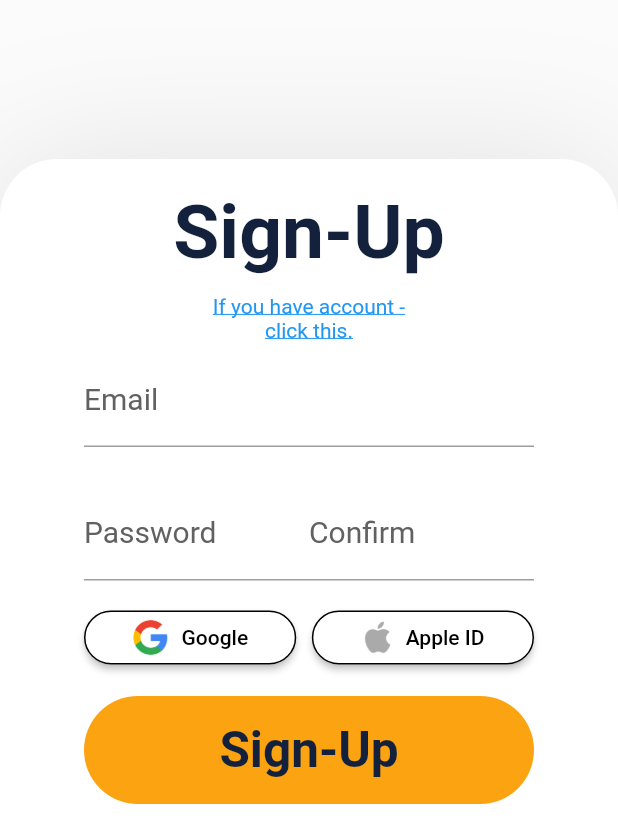
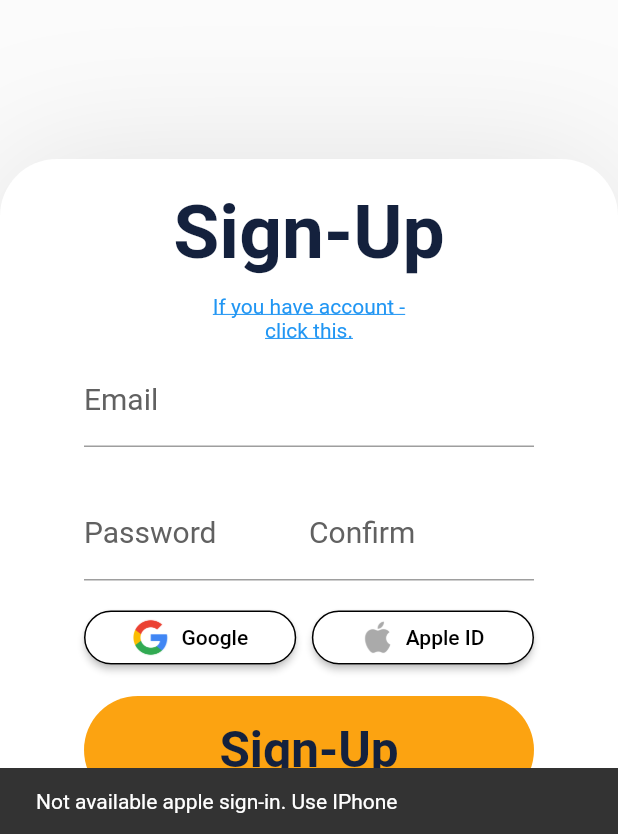
Before and after one commit to FussuChalice/remi-flutter-app, a Flutter app: the SignUpPage screen opened directly, after a tap on "Apple ID", on a phone screen of 412 x 824 dp, the part 402-1236 px from its top. Run offline on Flutter 3.47's test engine with Material 2 defaults, Android fonts, the phone set to English and light mode, and no system bars; our stand-ins replace firebase_auth, firebase_core, google_sign_in; missing offline and left inert: the_apple_sign_in; accounts and stored records are empty.

Commit message:
Added Apple Sign In method. Worked on IOS13+

```diff
--- a/lib/cdt/authorization.dart
+++ b/lib/cdt/authorization.dart
@@ -1,6 +1,14 @@
+import 'dart:io';
+
 import 'package:firebase_auth/firebase_auth.dart';
+import 'package:flutter/services.dart';
+import 'package:flutter/widgets.dart';
 import 'dart:async';
 import 'package:google_sign_in/google_sign_in.dart';
+import 'package:remi/cdt/font_settings.dart';
+import 'package:remi/cdt/user_print.dart';
+import 'package:the_apple_sign_in/the_apple_sign_in.dart';
+
 
 
 /// # Authorization
@@ -8,10 +16,15 @@ import 'package:google_sign_in/google_sign_in.dart';
 /// Created for quick auth with Firebase, check password and email on correct writing.
 class Authorization {
   final int normalPasswordLength = 8;
-  // bool _GoogleSignInCatcher = false;
+  bool AppleIDAccess = false;
+
+  BuildContext _context;
 
   final FirebaseAuth _auth = FirebaseAuth.instance;
   final GoogleSignIn _googleSignIn = GoogleSignIn();
+
+  // Get BuildContext for correct logging to user screen
+  Authorization(BuildContext this._context);
 
 
   /// Check [password] resemblance with [confirm password].
@@ -95,4 +108,100 @@ class Authorization {
 
   // for signOut
   Future<void> googleSignOut() => _googleSignIn.disconnect();
+
+  // Future<User> signInWithApple({List<Scope> scopes = const []}) async {
+  //   // perform the sign-in request
+  //   final result = await TheAppleSignIn.performRequests([AppleIdRequest(requestedScopes: scopes)]);
+  //
+  //   // check the result
+  //   switch (result.status) {
+  //     case AuthorizationStatus.authorized:
+  //       final appleIDCredential = result.credential!;
+  //       final oAuthProvider = OAuthProvider('apple.com');
+  //       final credential = oAuthProvider.credential(
+  //         idToken: String.fromCharCodes(appleIDCredential.identityToken!),
+  //         accessToken:
+  //           String.fromCharCodes(appleIDCredential.authorizationCode!),
+  //       );
+  //
+  //       final userCredential = await _auth.signInWithCredential(credential);
+  //       final firebaseUser = userCredential.user!;
+  //       if (scopes.contains(Scope.fullName)) {
+  //         final userFullName = appleIDCredential.fullName;
+  //         if (userFullName != null && userFullName.givenName != null && userFullName.familyName != null) {
+  //           final displayName = '${userFullName.givenName} ${userFullName.familyName}';
+  //
+  //           await firebaseUser.updateDisplayName(displayName);
+  //         }
+  //       }
+  //       return firebaseUser;
+  //
+  //     case AuthorizationStatus.error:
+  //       displayOnScreen(Text(result.error.toString()), this._context);
+  //       throw PlatformException(
+  //         code: 'ERROR_AUTHORIZATION_DENIED',
+  //         message: result.error.toString(),
+  //       );
+  //
+  //     case AuthorizationStatus.cancelled:
+  //       displayOnScreen(Text('Sign in aborted by user'), this._context);
+  //       throw PlatformException(
+  //         code: 'ERROR_ABORTED_BY_USER',
+  //         message: 'Sign in aborted by user',
+  //       );
+  //
+  //     default:
+  //       throw UnimplementedError();
+  //   }
+  // }
+
+  // More information: https://pub.dev/packages/the_apple_sign_in
+  // https://github.com/tomgilder/flutter_apple_sign_in/issues/10
+  Future<UserCredential> signInWithApple() async {
+    // check available of apple sign-in
+    if (!await TheAppleSignIn.isAvailable()) {
+      displayOnScreen(Text('Not available apple sign-in. Use IPhone'), this._context);
+      throw PlatformException(code: 'NOT_AVAILABLE_APPLE_SIGN_IN');
+    } else {
+      try {
+
+        final AuthorizationResult result = await TheAppleSignIn.performRequests([
+            AppleIdRequest(requestedScopes: [Scope.email, Scope.fullName])
+        ]);
+
+        switch (result.status) {
+          case AuthorizationStatus.authorized:
+            final appleIdCredential = result.credential!;
+            final oAuthProvider = OAuthProvider('apple.com');
+            final credential = oAuthProvider.credential(
+              idToken: String.fromCharCodes(appleIdCredential.identityToken!),
+              accessToken: String.fromCharCodes(appleIdCredential.authorizationCode!),
+            );
+
+            return await _auth.signInWithCredential(credential);
+
+          case AuthorizationStatus.error:
+            throw PlatformException(
+              code: 'ERROR_AUTHORIZATION_DENIED',
+              message: result.error.toString(),
+            );
+
+          case AuthorizationStatus.cancelled:
+            throw PlatformException(
+              code: 'ERROR_ABORTED_BY_USER',
+              message: 'Sign in aborted by user',
+            );
+
+          default:
+            throw UnimplementedError();
+        }
+
+      } catch (e) {
+        debugLog(CDTColors.Red, e.toString());
+        throw PlatformException(code: e.toString());
+      }
+
+    }
+  }
+
 }
--- a/lib/cdt/desktop_platform.dart
+++ /dev/null
@@ -1,16 +0,0 @@
-/// Desktop platforms for debug console print
-///   - Windows
-///   - MacOs
-///   - Linux
-enum DesktopPlatform {
-  /// Microsoft Windows (also referred to as Windows or Win) is a graphical operating system developed and published by Microsoft. It provides a way to store files, run software, play games, watch videos, and connect to the Internet.
-  /// Microsoft Windows was first introduced with version 1.0 on November 10, 1983. Over a dozen versions of Windows were released after that, including the current version, Windows 10.
-  Windows,
-
-  /// macOS is an operating system designed for the Apple Macintosh computer. It was developed by Apple, who also created the Apple I and other more modern products, including the iPod, iPhone, and iPad. The main competition to the macOS is the Windows operating system, the most popular OS by a large margin.
-  MacOs,
-
-  /// Linux (pronounced "linnucks") is a monolithic, open-source kernel, and a family of operating systems based on that kernel. The Linux kernel was originally developed by Linus Torvalds, who announced it on the comp.os.minix newsgroup on August 25, 1991. Since then, it's been ported to computer architectures including x86-64, x86, ARM, RISC, and DEC Alpha. It is licensed under version 2 of the GPL.
-  /// Developers have access to all Linux source code, and are permitted under the license conditions to modify and distribute it.
-  Linux
-}
--- a/lib/pages/SignUpPage.dart
+++ b/lib/pages/SignUpPage.dart
@@ -1,8 +1,10 @@
 import 'package:flutter/material.dart';
+import 'package:provider/provider.dart';
 import 'package:remi/cdt/authorization.dart';
 import 'package:remi/cdt/font_settings.dart';
 import 'package:remi/cdt/user_print.dart';
 import 'package:remi/pages/HomePage.dart';
+import 'package:the_apple_sign_in/scope.dart';
 
 
 import 'LogInPage.dart';
@@ -26,7 +28,20 @@ class _SignUpPageState extends State<SignUpPage> {
         TextEditingController();
 
     // Create CDTAuth OBJ
-    Authorization CDTAuth = Authorization();
+    Authorization CDTAuth = Authorization(context);
+
+    // For AppleSignIn
+    // Future<void> _signInWithApple() async {
+    //   try {
+    //     final authService = Provider.of<Authorization>(context, listen: false);
+    //     final user = await authService.signInWithApple(
+    //       scopes: [Scope.email, Scope.fullName]);
+    //
+    //     debugLog(CDTColors.Green, 'User UID: ${user.uid}');
+    //   } catch (e) {
+    //     debugLog(CDTColors.Red, e.toString());
+    //   }
+    // }
 
     return Scaffold(
       backgroundColor: Color.fromARGB(251, 251, 251, 251),
@@ -200,7 +215,7 @@ class _SignUpPageState extends State<SignUpPage> {
                           ),
                         ),
                         ElevatedButton.icon(
-                          onPressed: () => {},
+                          onPressed: CDTAuth.signInWithApple,
                           icon: Image.asset(
                             'assets/icons/appleid.png',
                             height: 25,
--- a/pubspec.yaml
+++ b/pubspec.yaml
@@ -9,6 +9,9 @@ dependencies:
   firebase_auth:
   firebase_core:
   google_sign_in:
+  the_apple_sign_in:
+  firebase_auth_oauth:
+  provider:
   flutter:
     sdk: flutter
 
```
Also changed, not shown: pubspec.lock.
